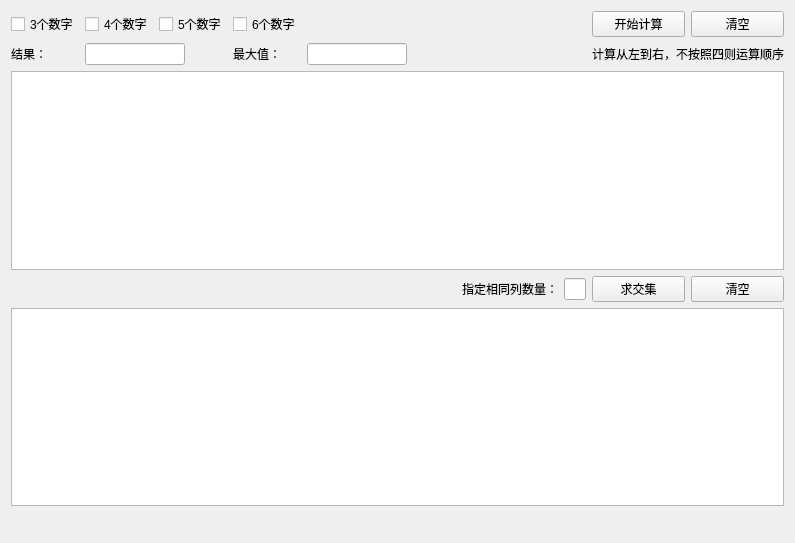
xiaoyanLG/Calculate, file mainwindow.ui: the form before one commit.
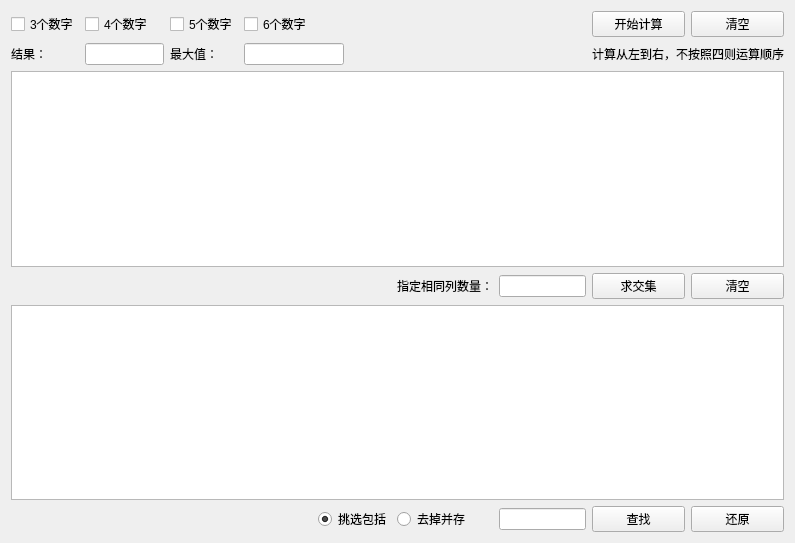
The form after the commit.

Patch:
```diff
--- a/mainwindow.ui
+++ b/mainwindow.ui
@@ -17,21 +17,32 @@
    <layout class="QGridLayout" name="gridLayout_2">
     <item row="0" column="0">
      <layout class="QGridLayout" name="gridLayout">
-      <item row="5" column="0" colspan="12">
-       <widget class="QListWidget" name="listWidget"/>
+      <item row="0" column="5" colspan="4">
+       <widget class="QCheckBox" name="checkBox_4">
+        <property name="text">
+         <string>6个数字</string>
+        </property>
+       </widget>
       </item>
-      <item row="6" column="3" colspan="9">
-       <spacer name="horizontalSpacer_4">
-        <property name="orientation">
-         <enum>Qt::Horizontal</enum>
+      <item row="3" column="0" colspan="14">
+       <widget class="QTreeView" name="treeView"/>
+      </item>
+      <item row="6" column="11">
+       <widget class="QLineEdit" name="lineEdit_3"/>
+      </item>
+      <item row="0" column="2">
+       <widget class="QCheckBox" name="checkBox_2">
+        <property name="text">
+         <string>4个数字</string>
         </property>
-        <property name="sizeHint" stdset="0">
-         <size>
-          <width>668</width>
-          <height>20</height>
-         </size>
+       </widget>
+      </item>
+      <item row="0" column="0" colspan="2">
+       <widget class="QCheckBox" name="checkBox">
+        <property name="text">
+         <string>3个数字</string>
         </property>
-       </spacer>
+       </widget>
       </item>
       <item row="6" column="0" colspan="3">
        <widget class="QLabel" name="label_6">
@@ -40,26 +51,19 @@
         </property>
        </widget>
       </item>
-      <item row="4" column="3" colspan="5">
-       <spacer name="horizontalSpacer_2">
+      <item row="2" column="10" colspan="2">
+       <spacer name="horizontalSpacer">
         <property name="orientation">
          <enum>Qt::Horizontal</enum>
         </property>
         <property name="sizeHint" stdset="0">
          <size>
-          <width>548</width>
+          <width>88</width>
           <height>20</height>
          </size>
         </property>
        </spacer>
       </item>
-      <item row="4" column="0" colspan="3">
-       <widget class="QLabel" name="label_5">
-        <property name="text">
-         <string/>
-        </property>
-       </widget>
-      </item>
       <item row="0" column="4">
        <widget class="QCheckBox" name="checkBox_3">
         <property name="text">
@@ -67,39 +71,6 @@
         </property>
        </widget>
       </item>
-      <item row="0" column="5">
-       <widget class="QCheckBox" name="checkBox_4">
-        <property name="text">
-         <string>6个数字</string>
-        </property>
-       </widget>
-      </item>
-      <item row="0" column="6">
-       <spacer name="horizontalSpacer_3">
-        <property name="orientation">
-         <enum>Qt::Horizontal</enum>
-        </property>
-        <property name="sizeHint" stdset="0">
-         <size>
-          <width>40</width>
-          <height>20</height>
-         </size>
-        </property>
-       </spacer>
-      </item>
-      <item row="0" column="10">
-       <widget class="QPushButton" name="pushButton">
-        <property name="maximumSize">
-         <size>
-          <width>100</width>
-          <height>16777215</height>
-         </size>
-        </property>
-        <property name="text">
-         <string>开始计算</string>
-        </property>
-       </widget>
-      </item>
       <item row="2" column="0" colspan="2">
        <widget class="QLabel" name="label">
         <property name="text">
@@ -107,37 +78,125 @@
         </property>
        </widget>
       </item>
-      <item row="2" column="2" colspan="3">
-       <widget class="QLineEdit" name="lineEdit_4">
+      <item row="2" column="12" colspan="2">
+       <widget class="QLabel" name="label_3">
+        <property name="text">
+         <string>计算从左到右，不按照四则运算顺序</string>
+        </property>
+       </widget>
+      </item>
+      <item row="0" column="13">
+       <widget class="QPushButton" name="pushButton_2">
         <property name="maximumSize">
          <size>
           <width>100</width>
           <height>16777215</height>
          </size>
         </property>
+        <property name="text">
+         <string>清空</string>
+        </property>
        </widget>
       </item>
-      <item row="2" column="5">
-       <widget class="QLabel" name="label_2">
+      <item row="6" column="3" colspan="6">
+       <widget class="QLabel" name="label_8">
         <property name="text">
-         <string>最大值：</string>
+         <string/>
         </property>
        </widget>
       </item>
-      <item row="3" column="0" colspan="12">
-       <widget class="QTreeView" name="treeView"/>
+      <item row="4" column="3" colspan="7">
+       <widget class="QLabel" name="label_7">
+        <property name="text">
+         <string/>
+        </property>
+       </widget>
       </item>
-      <item row="4" column="8">
+      <item row="4" column="13">
+       <widget class="QPushButton" name="pushButton_5">
+        <property name="maximumSize">
+         <size>
+          <width>100</width>
+          <height>16777215</height>
+         </size>
+        </property>
+        <property name="text">
+         <string>清空</string>
+        </property>
+       </widget>
+      </item>
+      <item row="4" column="10">
        <widget class="QLabel" name="label_4">
         <property name="text">
          <string>指定相同列数量：</string>
         </property>
        </widget>
       </item>
-      <item row="4" column="9">
-       <widget class="QLineEdit" name="lineEdit_2"/>
+      <item row="0" column="12">
+       <widget class="QPushButton" name="pushButton">
+        <property name="maximumSize">
+         <size>
+          <width>100</width>
+          <height>16777215</height>
+         </size>
+        </property>
+        <property name="text">
+         <string>开始计算</string>
+        </property>
+       </widget>
       </item>
-      <item row="4" column="10">
+      <item row="4" column="0" colspan="3">
+       <widget class="QLabel" name="label_5">
+        <property name="text">
+         <string/>
+        </property>
+       </widget>
+      </item>
+      <item row="6" column="13">
+       <widget class="QPushButton" name="pushButton_6">
+        <property name="text">
+         <string>还原</string>
+        </property>
+       </widget>
+      </item>
+      <item row="6" column="10">
+       <widget class="QRadioButton" name="radioButton_2">
+        <property name="text">
+         <string>去掉并存</string>
+        </property>
+       </widget>
+      </item>
+      <item row="5" column="0" colspan="14">
+       <widget class="QListView" name="listView"/>
+      </item>
+      <item row="2" column="2" colspan="2">
+       <widget class="QLineEdit" name="lineEdit_4">
+        <property name="maximumSize">
+         <size>
+          <width>100</width>
+          <height>16777215</height>
+         </size>
+        </property>
+       </widget>
+      </item>
+      <item row="6" column="9">
+       <widget class="QRadioButton" name="radioButton">
+        <property name="text">
+         <string>挑选包括</string>
+        </property>
+        <property name="checked">
+         <bool>true</bool>
+        </property>
+       </widget>
+      </item>
+      <item row="6" column="12">
+       <widget class="QPushButton" name="pushButton_3">
+        <property name="text">
+         <string>查找</string>
+        </property>
+       </widget>
+      </item>
+      <item row="4" column="12">
        <widget class="QPushButton" name="pushButton_4">
         <property name="maximumSize">
          <size>
@@ -151,33 +210,16 @@
        </widget>
       </item>
       <item row="4" column="11">
-       <widget class="QPushButton" name="pushButton_5">
-        <property name="maximumSize">
-         <size>
-          <width>100</width>
-          <height>16777215</height>
-         </size>
-        </property>
-        <property name="text">
-         <string>清空</string>
-        </property>
-       </widget>
+       <widget class="QLineEdit" name="lineEdit_2"/>
       </item>
-      <item row="0" column="0" colspan="2">
-       <widget class="QCheckBox" name="checkBox">
+      <item row="2" column="4">
+       <widget class="QLabel" name="label_2">
         <property name="text">
-         <string>3个数字</string>
+         <string>最大值：</string>
         </property>
        </widget>
       </item>
-      <item row="0" column="2" colspan="2">
-       <widget class="QCheckBox" name="checkBox_2">
-        <property name="text">
-         <string>4个数字</string>
-        </property>
-       </widget>
-      </item>
-      <item row="2" column="6">
+      <item row="2" column="5" colspan="5">
        <widget class="QLineEdit" name="lineEdit">
         <property name="maximumSize">
          <size>
@@ -187,39 +229,6 @@
         </property>
        </widget>
       </item>
-      <item row="0" column="11">
-       <widget class="QPushButton" name="pushButton_2">
-        <property name="maximumSize">
-         <size>
-          <width>100</width>
-          <height>16777215</height>
-         </size>
-        </property>
-        <property name="text">
-         <string>清空</string>
-        </property>
-       </widget>
-      </item>
-      <item row="2" column="8" colspan="2">
-       <spacer name="horizontalSpacer">
-        <property name="orientation">
-         <enum>Qt::Horizontal</enum>
-        </property>
-        <property name="sizeHint" stdset="0">
-         <size>
-          <width>88</width>
-          <height>20</height>
-         </size>
-        </property>
-       </spacer>
-      </item>
-      <item row="2" column="10" colspan="2">
-       <widget class="QLabel" name="label_3">
-        <property name="text">
-         <string>计算从左到右，不按照四则运算顺序</string>
-        </property>
-       </widget>
-      </item>
      </layout>
     </item>
    </layout>
```
